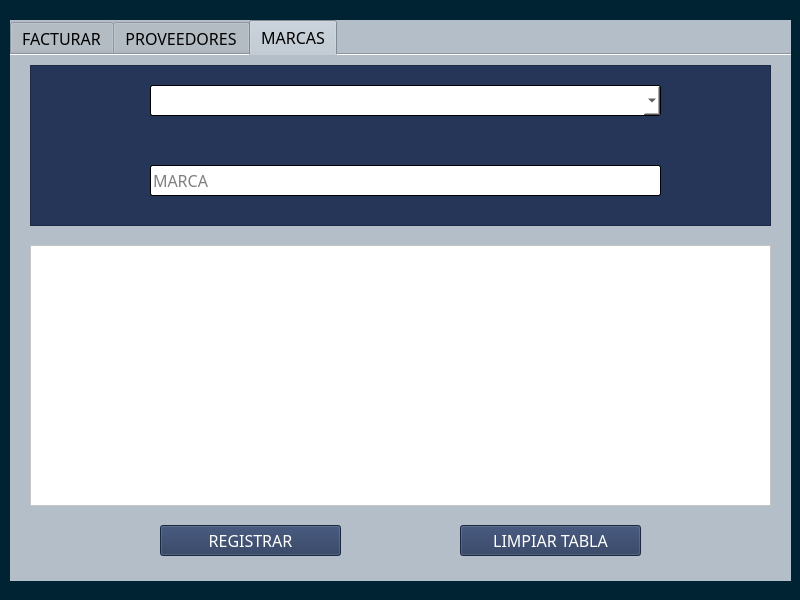
Qt form views/home.ui (eldaniell01/inventory) before a commit.
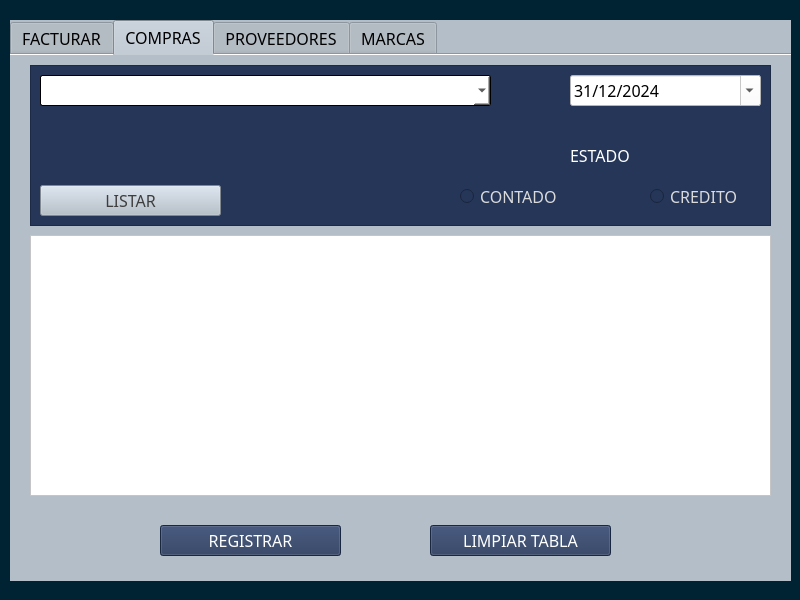
The same form after that commit. Icons and pictures are not drawn.

Commit message: modificacion de la base de datos y metodo de carga de datos de excel

Diff of the .ui file:
```diff
--- a/views/home.ui
+++ b/views/home.ui
@@ -49,7 +49,7 @@
      <enum>QTabWidget::Rounded</enum>
     </property>
     <property name="currentIndex">
-     <number>2</number>
+     <number>1</number>
     </property>
     <property name="elideMode">
      <enum>Qt::ElideLeft</enum>
@@ -78,6 +78,259 @@
       <string>FACTURAR</string>
      </attribute>
     </widget>
+    <widget class="QWidget" name="tab_4">
+     <attribute name="title">
+      <string>COMPRAS</string>
+     </attribute>
+     <widget class="QFrame" name="frame_3">
+      <property name="geometry">
+       <rect>
+        <x>20</x>
+        <y>10</y>
+        <width>741</width>
+        <height>161</height>
+       </rect>
+      </property>
+      <property name="styleSheet">
+       <string notr="true">background-color: rgb(37, 54, 89);</string>
+      </property>
+      <property name="frameShape">
+       <enum>QFrame::StyledPanel</enum>
+      </property>
+      <property name="frameShadow">
+       <enum>QFrame::Raised</enum>
+      </property>
+      <widget class="QComboBox" name="cbProveedor_2">
+       <property name="geometry">
+        <rect>
+         <x>10</x>
+         <y>10</y>
+         <width>451</width>
+         <height>31</height>
+        </rect>
+       </property>
+       <property name="font">
+        <font>
+         <family>FiraCode Nerd Font</family>
+         <pointsize>12</pointsize>
+        </font>
+       </property>
+       <property name="focusPolicy">
+        <enum>Qt::NoFocus</enum>
+       </property>
+       <property name="layoutDirection">
+        <enum>Qt::LeftToRight</enum>
+       </property>
+       <property name="styleSheet">
+        <string notr="true">background-color: rgb(255, 255, 255);
+selection-background-color: rgb(0, 0, 255);
+border-radius: 2px;
+border: 1px solid #000;</string>
+       </property>
+       <property name="placeholderText">
+        <string>SELECCIONE EL PROVEEDOR</string>
+       </property>
+      </widget>
+      <widget class="QDateEdit" name="dFecha">
+       <property name="geometry">
+        <rect>
+         <x>540</x>
+         <y>10</y>
+         <width>191</width>
+         <height>31</height>
+        </rect>
+       </property>
+       <property name="font">
+        <font>
+         <family>FiraCode Nerd Font</family>
+         <pointsize>12</pointsize>
+        </font>
+       </property>
+       <property name="styleSheet">
+        <string notr="true">background-color: rgb(255, 255, 255);
+</string>
+       </property>
+       <property name="dateTime">
+        <datetime>
+         <hour>18</hour>
+         <minute>0</minute>
+         <second>0</second>
+         <year>2024</year>
+         <month>12</month>
+         <day>31</day>
+        </datetime>
+       </property>
+       <property name="displayFormat">
+        <string>dd/MM/yyyy</string>
+       </property>
+       <property name="calendarPopup">
+        <bool>true</bool>
+       </property>
+       <property name="timeSpec">
+        <enum>Qt::LocalTime</enum>
+       </property>
+      </widget>
+      <widget class="QLabel" name="label">
+       <property name="geometry">
+        <rect>
+         <x>540</x>
+         <y>80</y>
+         <width>61</width>
+         <height>21</height>
+        </rect>
+       </property>
+       <property name="font">
+        <font>
+         <family>FiraCode Nerd Font</family>
+         <pointsize>12</pointsize>
+        </font>
+       </property>
+       <property name="styleSheet">
+        <string notr="true">color: rgb(255, 255, 255);</string>
+       </property>
+       <property name="text">
+        <string>ESTADO</string>
+       </property>
+      </widget>
+      <widget class="QRadioButton" name="rbContado">
+       <property name="geometry">
+        <rect>
+         <x>430</x>
+         <y>120</y>
+         <width>96</width>
+         <height>23</height>
+        </rect>
+       </property>
+       <property name="font">
+        <font>
+         <family>FiraCode Nerd Font</family>
+         <pointsize>12</pointsize>
+        </font>
+       </property>
+       <property name="styleSheet">
+        <string notr="true">color: rgb(218, 218, 218);
+</string>
+       </property>
+       <property name="text">
+        <string>CONTADO</string>
+       </property>
+      </widget>
+      <widget class="QRadioButton" name="rbCredito">
+       <property name="geometry">
+        <rect>
+         <x>620</x>
+         <y>120</y>
+         <width>96</width>
+         <height>23</height>
+        </rect>
+       </property>
+       <property name="font">
+        <font>
+         <family>FiraCode Nerd Font</family>
+         <pointsize>12</pointsize>
+        </font>
+       </property>
+       <property name="styleSheet">
+        <string notr="true">color: rgb(218, 218, 218);
+</string>
+       </property>
+       <property name="text">
+        <string>CREDITO</string>
+       </property>
+      </widget>
+      <widget class="QPushButton" name="btnList">
+       <property name="geometry">
+        <rect>
+         <x>10</x>
+         <y>120</y>
+         <width>181</width>
+         <height>31</height>
+        </rect>
+       </property>
+       <property name="font">
+        <font>
+         <family>FiraCode Nerd Font</family>
+         <pointsize>12</pointsize>
+        </font>
+       </property>
+       <property name="styleSheet">
+        <string notr="true">background-color: rgb(180, 190, 201);
+color: rgb(62, 62, 62);</string>
+       </property>
+       <property name="text">
+        <string>LISTAR</string>
+       </property>
+      </widget>
+     </widget>
+     <widget class="QPushButton" name="btnShop">
+      <property name="geometry">
+       <rect>
+        <x>150</x>
+        <y>470</y>
+        <width>181</width>
+        <height>31</height>
+       </rect>
+      </property>
+      <property name="font">
+       <font>
+        <family>FiraCode Nerd Font</family>
+        <pointsize>12</pointsize>
+       </font>
+      </property>
+      <property name="styleSheet">
+       <string notr="true">background-color: rgb(37, 54, 89);
+color: rgb(255, 255, 255);</string>
+      </property>
+      <property name="text">
+       <string>REGISTRAR</string>
+      </property>
+     </widget>
+     <widget class="QPushButton" name="btnClean3">
+      <property name="geometry">
+       <rect>
+        <x>420</x>
+        <y>470</y>
+        <width>181</width>
+        <height>31</height>
+       </rect>
+      </property>
+      <property name="font">
+       <font>
+        <family>FiraCode Nerd Font</family>
+        <pointsize>12</pointsize>
+       </font>
+      </property>
+      <property name="styleSheet">
+       <string notr="true">background-color: rgb(37, 54, 89);
+color: rgb(255, 255, 255);</string>
+      </property>
+      <property name="text">
+       <string>LIMPIAR TABLA</string>
+      </property>
+     </widget>
+     <widget class="QTableWidget" name="tShop">
+      <property name="geometry">
+       <rect>
+        <x>20</x>
+        <y>180</y>
+        <width>741</width>
+        <height>261</height>
+       </rect>
+      </property>
+      <property name="font">
+       <font>
+        <family>FiraCode Nerd Font</family>
+        <pointsize>12</pointsize>
+       </font>
+      </property>
+      <property name="styleSheet">
+       <string notr="true">background-color: rgb(255, 255, 255);</string>
+      </property>
+      <property name="frameShadow">
+       <enum>QFrame::Plain</enum>
+      </property>
+     </widget>
+    </widget>
     <widget class="QWidget" name="tab_2">
      <attribute name="title">
       <string>PROVEEDORES</string>
@@ -311,6 +564,7 @@
        </property>
        <property name="styleSheet">
         <string notr="true">background-color: rgb(255, 255, 255);
+selection-background-color: rgb(0, 0, 255);
 border-radius: 2px;
 border: 1px solid #000;</string>
        </property>
```
Left out of the diff: 3 changed lines with no effect on the pictures. The commit also changes 1 other file.
